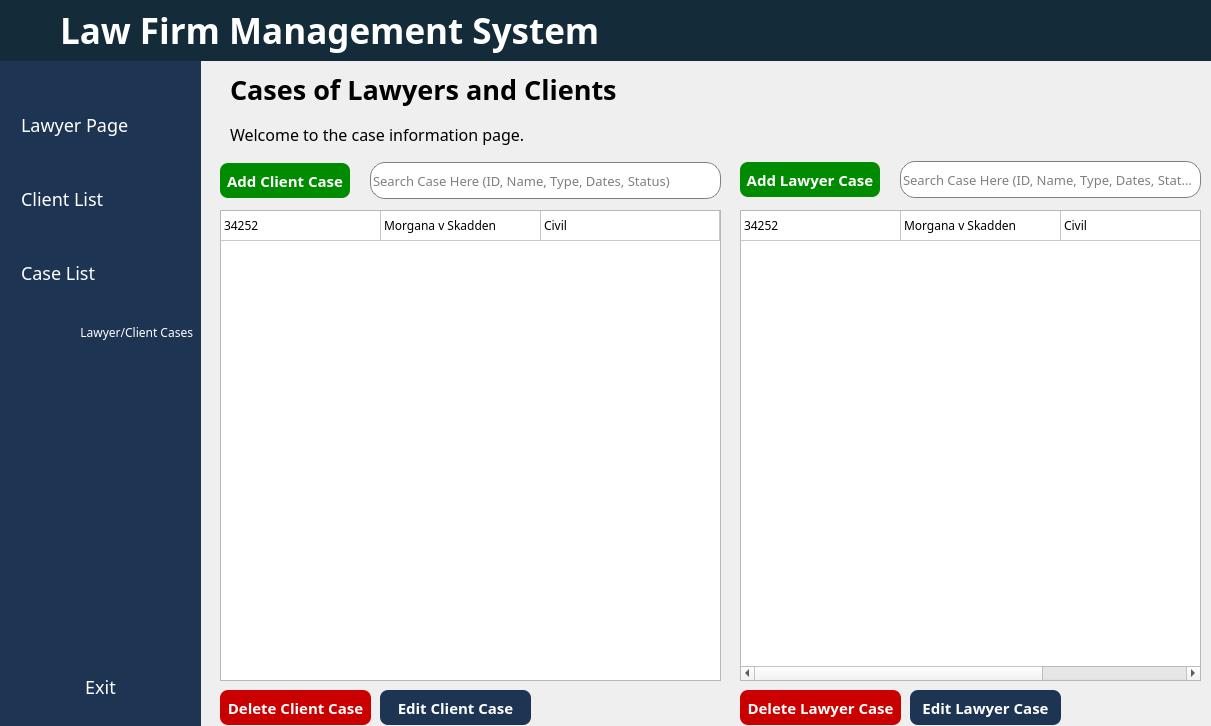
The window that ui/mainsys.ui (jhnabuel/Law-Information-System) describes before a commit, drawn with Qt 5.
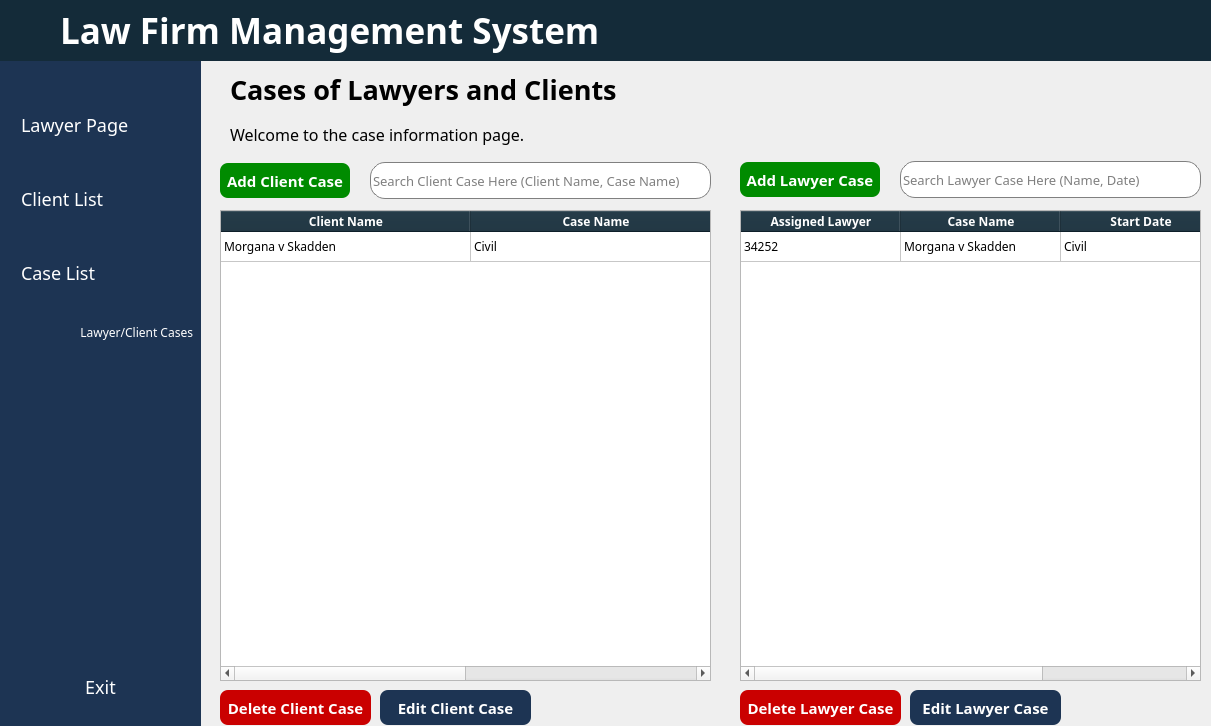
The same window after the commit. The open tabs and pages were chosen to show the change. Icons and pictures are not drawn.

```diff
--- a/ui/mainsys.ui
+++ b/ui/mainsys.ui
@@ -1149,7 +1149,7 @@
        <rect>
         <x>10</x>
         <y>150</y>
-        <width>501</width>
+        <width>491</width>
         <height>471</height>
        </rect>
       </property>
@@ -1171,54 +1171,47 @@
        <bool>true</bool>
       </property>
       <attribute name="horizontalHeaderVisible">
-       <bool>false</bool>
+       <bool>true</bool>
       </attribute>
       <attribute name="horizontalHeaderCascadingSectionResizes">
        <bool>false</bool>
       </attribute>
       <attribute name="horizontalHeaderDefaultSectionSize">
-       <number>160</number>
+       <number>250</number>
       </attribute>
       <attribute name="horizontalHeaderShowSortIndicator" stdset="0">
        <bool>true</bool>
       </attribute>
       <attribute name="horizontalHeaderStretchLastSection">
-       <bool>true</bool>
+       <bool>false</bool>
       </attribute>
       <attribute name="verticalHeaderVisible">
        <bool>false</bool>
       </attribute>
+      <attribute name="verticalHeaderStretchLastSection">
+       <bool>false</bool>
+      </attribute>
       <row>
        <property name="text">
         <string>1</string>
        </property>
       </row>
-      <column>
-       <property name="text">
-        <string>Case No</string>
-       </property>
-      </column>
-      <column>
-       <property name="text">
-        <string>Case Name</string>
-       </property>
-      </column>
       <column>
        <property name="text">
         <string>Client Name</string>
        </property>
       </column>
+      <column>
+       <property name="text">
+        <string>Case Name</string>
+       </property>
+      </column>
       <item row="0" column="0">
        <property name="text">
-        <string>34252</string>
-       </property>
-      </item>
-      <item row="0" column="1">
-       <property name="text">
         <string>Morgana v Skadden</string>
        </property>
       </item>
-      <item row="0" column="2">
+      <item row="0" column="1">
        <property name="text">
         <string>Civil</string>
        </property>
@@ -1251,7 +1244,7 @@
        <bool>true</bool>
       </property>
       <attribute name="horizontalHeaderVisible">
-       <bool>false</bool>
+       <bool>true</bool>
       </attribute>
       <attribute name="horizontalHeaderCascadingSectionResizes">
        <bool>false</bool>
@@ -1309,7 +1302,7 @@
        <rect>
         <x>10</x>
         <y>100</y>
-        <width>501</width>
+        <width>491</width>
         <height>42</height>
        </rect>
       </property>
@@ -1368,7 +1361,7 @@
           <string/>
          </property>
          <property name="placeholderText">
-          <string>Search Case Here (ID, Name, Type, Dates, Status)</string>
+          <string>Search Client Case Here (Client Name, Case Name)</string>
          </property>
         </widget>
        </item>
@@ -1512,7 +1505,7 @@
           <string/>
          </property>
          <property name="placeholderText">
-          <string>Search Case Here (ID, Name, Type, Dates, Status)</string>
+          <string>Search Lawyer Case Here (Name, Date)</string>
          </property>
         </widget>
        </item>
```
Left out of the diff: 4 changed lines with no effect on the pictures.
